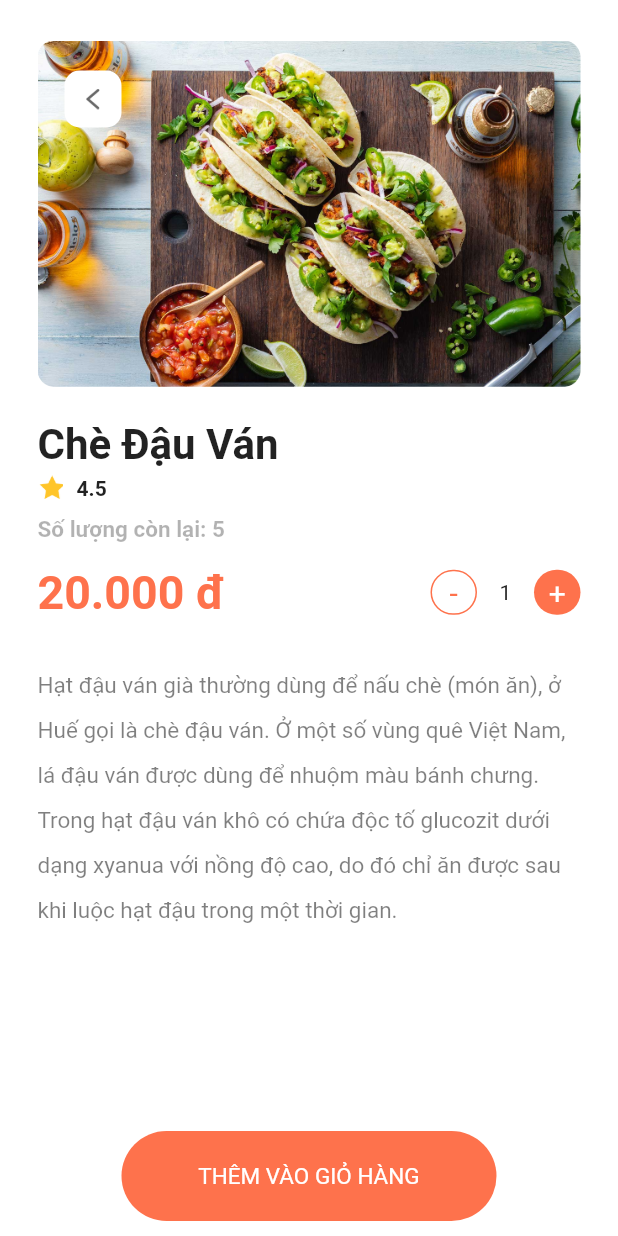
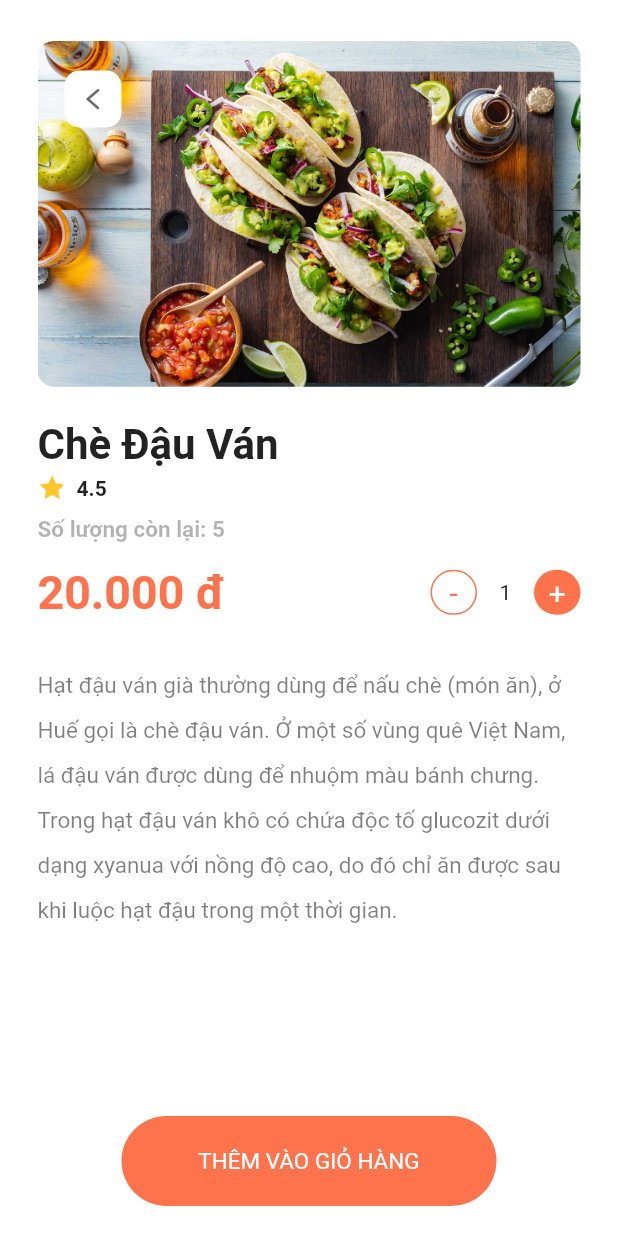
Before and after one commit to phongho63/momcookings, a Flutter app: the screen it shows after launch, after a tap on an icon or button, on a phone screen of 412 x 824 dp. Run offline on Flutter 3.47's test engine with Material 2 defaults, Android fonts, the phone set to English and light mode, and no system bars; drawn by our look-alikes of modal_progress_hud_nsn; our stand-ins replace firebase_core, flutter_clean_architecture, geocoding, hexcolor, package_info_plus, shared_preferences; missing offline and left inert: month_year_picker; accounts and stored records are empty; Roboto replaces fonts that are missing (Poppins).

Commit message:
adjusting level of the purchase button

```diff
--- a/lib/app/pages/home/food_details/food_details_view.dart
+++ b/lib/app/pages/home/food_details/food_details_view.dart
@@ -233,7 +233,7 @@ class _FoodDetailsView
         ),
       ),
       bottomNavigationBar: Padding(
-        padding: const EdgeInsets.only(bottom: 5),
+        padding: const EdgeInsets.only(bottom: 15),
         child: SizedBox(
           height: 70,
           child: Center(
```
